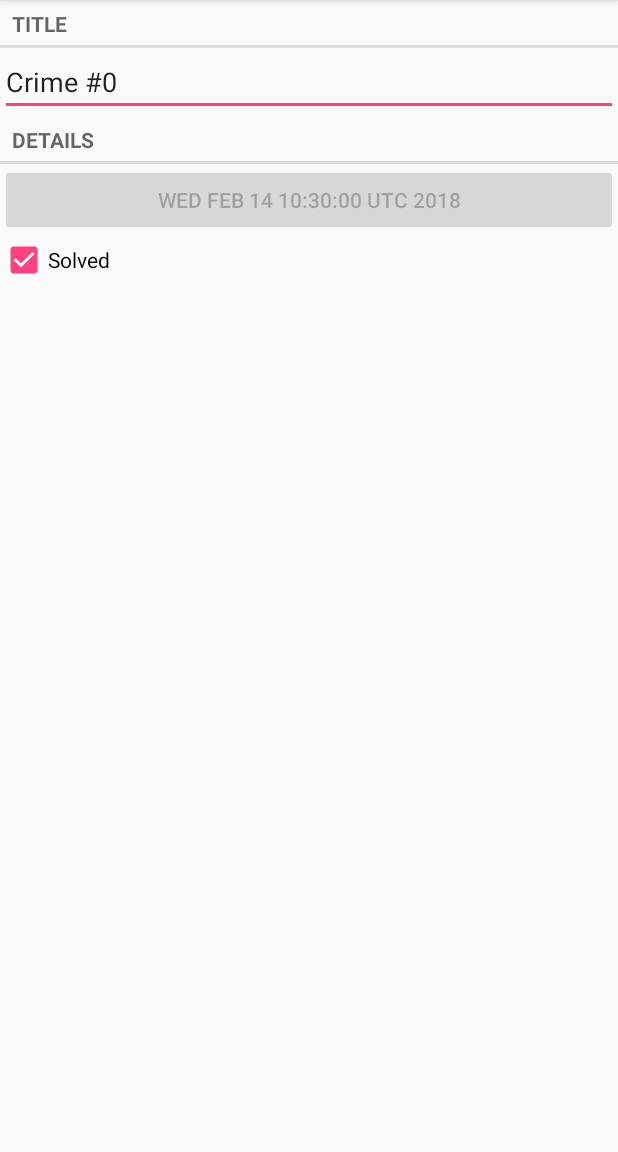
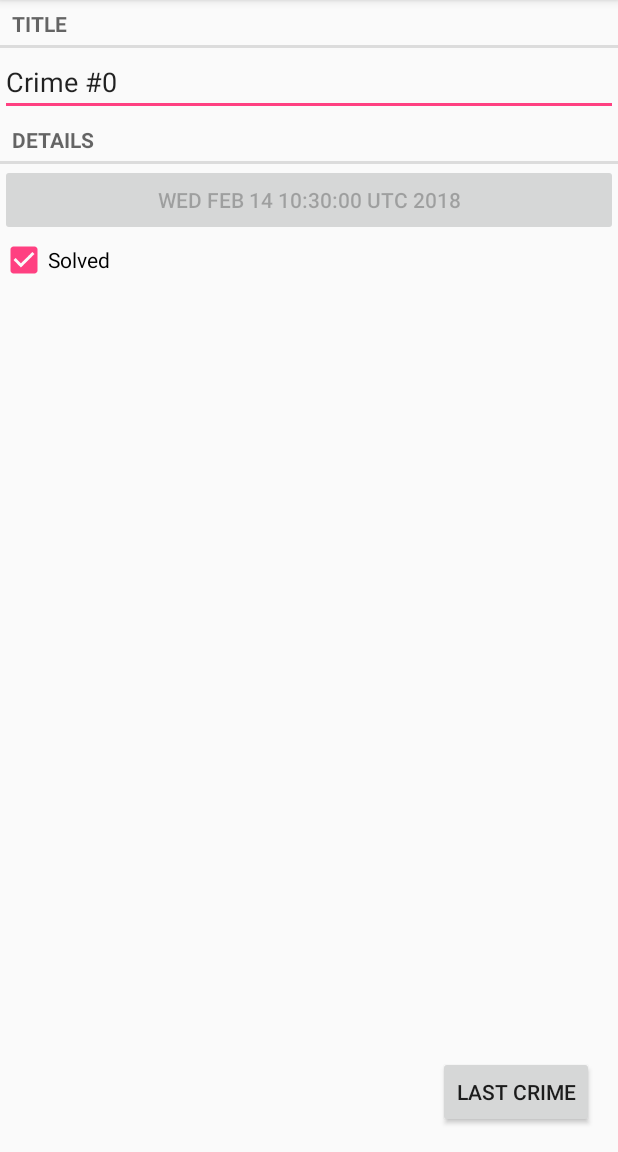
Before and after one commit to chualex/CriminalIntent, an Android app: the CrimePagerActivity screen opened directly, with no data from a screen before it, on a phone screen of 412 x 824 dp, the part 84-1236 px from its top. Run offline under Robolectric (Android 15) with nearby library versions, the phone set to English and light mode, and no system bars.

Commit message:
Added First and Last Crime buttons to crime pager

```diff
--- a/app/src/main/java/com/csci448/alchu/criminalintent/CrimePagerActivity.java
+++ b/app/src/main/java/com/csci448/alchu/criminalintent/CrimePagerActivity.java
@@ -8,6 +8,8 @@ import android.support.v4.app.FragmentManager;
 import android.support.v4.app.FragmentStatePagerAdapter;
 import android.support.v4.view.ViewPager;
 import android.support.v7.app.AppCompatActivity;
+import android.view.View;
+import android.widget.Button;
 
 import java.util.List;
 import java.util.UUID;
@@ -19,6 +21,10 @@ import java.util.UUID;
 public class CrimePagerActivity extends AppCompatActivity {
     private ViewPager mViewPager;
     private List<Crime> mCrimes;
+    private Button mFirstCrimeButton;
+    private Button mLastCrimeButton;
+
+
     private static final String EXTRA_CRIME_ID = "com.csci448.alchu.criminalintent.crime_id";
     public static Intent newIntent(Context packageContext, UUID crimeId) {
         Intent intent = new Intent(packageContext, CrimePagerActivity.class);
@@ -40,6 +46,7 @@ public class CrimePagerActivity extends AppCompatActivity {
                 Crime crime = mCrimes.get(position);
                 return CrimeFragment.newInstance(crime.getId());
             }
+
             @Override
             public int getCount() {
                 return mCrimes.size();
@@ -48,9 +55,58 @@ public class CrimePagerActivity extends AppCompatActivity {
         for (int i = 0; i < mCrimes.size(); i++) {
             if (mCrimes.get(i).getId().equals(crimeId)) {
                 mViewPager.setCurrentItem(i);
-                break; }
+                break;
+            }
         }
+        mFirstCrimeButton = (Button) findViewById(R.id.first_button);
+        mFirstCrimeButton.setOnClickListener(new View.OnClickListener() {
+
+            @Override
+            public void onClick(View v) {
+                mViewPager.setCurrentItem(0);
+            }
+
+        });
+
+        mLastCrimeButton = (Button) findViewById(R.id.last_button);
+        mLastCrimeButton.setOnClickListener(new View.OnClickListener() {
+
+            @Override
+            public void onClick(View v) {
+                mViewPager.setCurrentItem(mCrimes.size() - 1);
+            }
+
+        });
+        mViewPager.addOnPageChangeListener(new ViewPager.OnPageChangeListener() {
+            @Override
+            public void onPageScrolled(int position, float positionOffset, int positionOffsetPixels) {
+                if (mViewPager.getAdapter().getCount() == 0 || mViewPager.getCurrentItem() <= 0) {
+                    mFirstCrimeButton.setVisibility(View.INVISIBLE);
+                } else {
+                    mFirstCrimeButton.setVisibility(View.VISIBLE);
+                }
+
+                if (mViewPager.getAdapter().getCount() == 0 || mViewPager.getCurrentItem() == mViewPager.getAdapter().getCount() - 1) {
+                    mLastCrimeButton.setVisibility(View.INVISIBLE);
+                } else {
+                    mLastCrimeButton.setVisibility(View.VISIBLE);
+                }
+            }
+
+
+            @Override
+            public void onPageSelected(int position) {
+
+            }
+
+            @Override
+            public void onPageScrollStateChanged(int state) {
+
+            }
+        });
+
     }
 
 
+
 }
--- a/app/src/main/res/layout/activity_crime_pager.xml
+++ b/app/src/main/res/layout/activity_crime_pager.xml
@@ -1,8 +1,27 @@
 <?xml version="1.0" encoding="utf-8"?>
+<FrameLayout
+    android:layout_width="match_parent"
+    android:layout_height="match_parent"
+    xmlns:android="http://schemas.android.com/apk/res/android"
+    >
 <android.support.v4.view.ViewPager
     android:id="@+id/crime_view_pager"
     xmlns:android="http://schemas.android.com/apk/res/android"
     android:layout_width="match_parent"
     android:layout_height="match_parent">
-
 </android.support.v4.view.ViewPager>
+    <Button
+        android:id="@+id/first_button"
+        android:layout_width="wrap_content"
+        android:layout_height="wrap_content"
+        android:layout_gravity="bottom|left"
+        android:text="@string/first_page"
+        android:layout_margin="16dp"/>
+    <Button
+        android:id="@+id/last_button"
+        android:layout_width="wrap_content"
+        android:layout_height="wrap_content"
+        android:layout_gravity="bottom|end"
+        android:text="@string/last_page"
+        android:layout_margin="16dp"/>
+</FrameLayout>
--- a/app/src/main/res/layout/fragment_crime.xml
+++ b/app/src/main/res/layout/fragment_crime.xml
@@ -28,4 +28,6 @@
         android:layout_width="match_parent"
         android:layout_height="wrap_content"
         android:text="@string/crime_solved_label"/>
+
+
 </LinearLayout>
--- a/app/src/main/res/values/strings.xml
+++ b/app/src/main/res/values/strings.xml
@@ -6,4 +6,6 @@
     <string name="crime_solved_label">Solved</string>
     <string name="crime_title">Crime Title</string>
     <string name="crime_date">Crime Date</string>
+    <string name="first_page">First Crime</string>
+    <string name="last_page">Last Crime</string>
 </resources>
```
